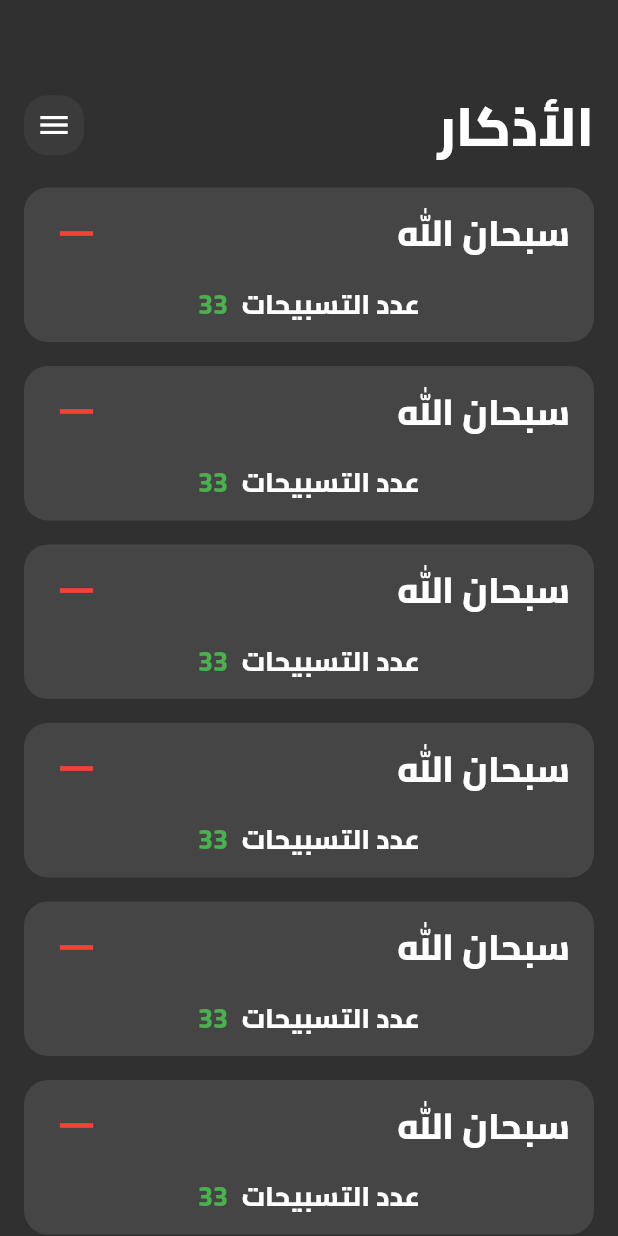
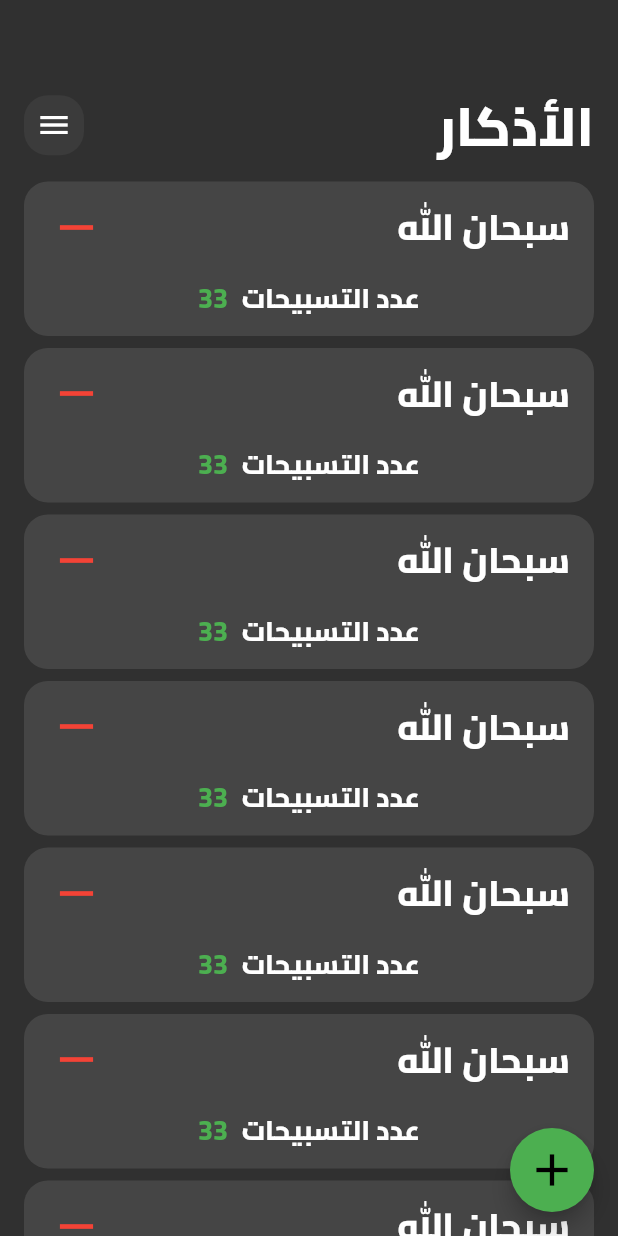
Before and after one commit to ismail-ghanem/azkar_app, a Flutter app: the screen it shows after launch, on a phone screen of 412 x 824 dp. Run offline on Flutter 3.47's test engine with Material 2 defaults, Android fonts, the phone set to English and light mode, and no system bars.

Commit message:
add floating action button

```diff
--- a/lib/views/azkar_view.dart
+++ b/lib/views/azkar_view.dart
@@ -7,8 +7,16 @@ class AzkarView extends StatelessWidget {
 
   @override
   Widget build(BuildContext context) {
-    return const Scaffold(
-      body: AzkarViewBody(),
+    return Scaffold(
+      floatingActionButton: FloatingActionButton(
+        onPressed: () {},
+        backgroundColor: Colors.green,
+        child: const Icon(
+          Icons.add,
+          size: 36,
+        ),
+      ),
+      body: const AzkarViewBody(),
     );
   }
 }
--- a/lib/widgets/azkar_list_view.dart
+++ b/lib/widgets/azkar_list_view.dart
@@ -8,7 +8,7 @@ class AzkarListView extends StatelessWidget {
   Widget build(BuildContext context) {
     return ListView.builder(itemBuilder: (context, index) {
       return const Padding(
-        padding: EdgeInsets.symmetric(vertical: 8),
+        padding: EdgeInsets.symmetric(vertical: 4),
         child: AzkarCard(),
       );
     });
```
